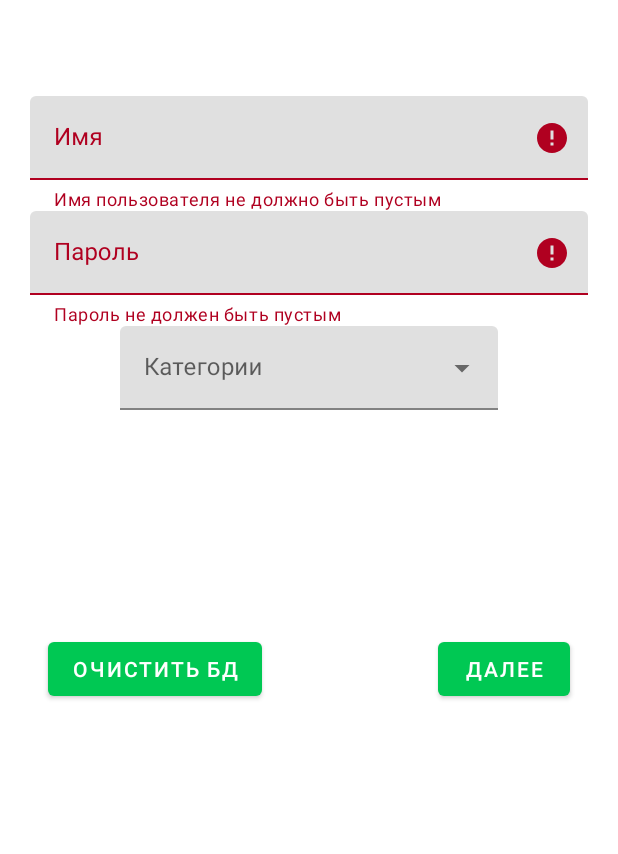
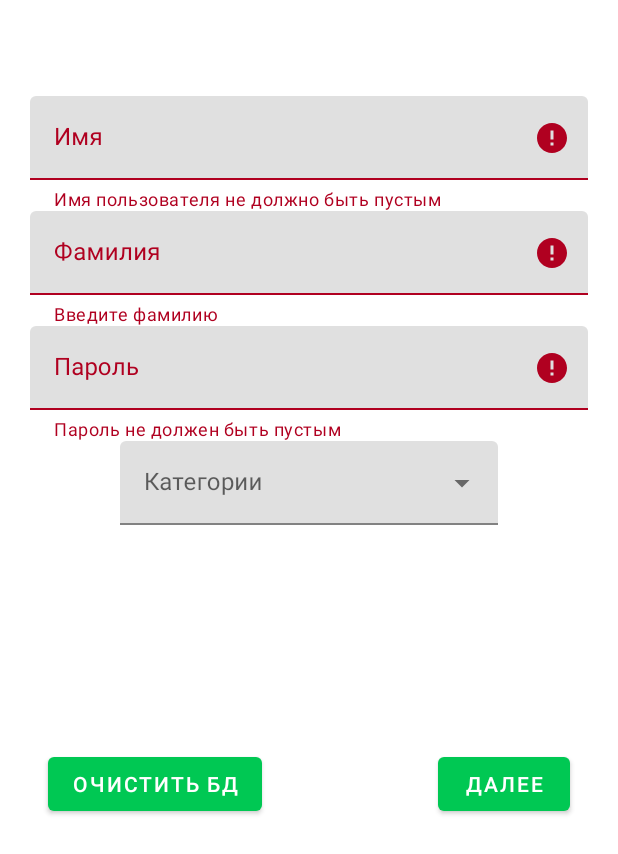
Before and after one commit to VaasKout/SocialHelper_AndroidApp, an Android app: the RegistrationFragment screen opened through its navigation route, after a tap on "ДАЛЕЕ", on a phone screen of 412 x 824 dp. Shown: the top 854 px of the screen. Run offline under Robolectric (Android 15) with nearby library versions, the phone set to English and light mode, and no system bars; our stand-ins replace Room's generated code, data binding; 1 statement that could not run was skipped.

Commit message:
My project

```diff
--- a/app/src/main/java/com/example/socialhelper/database/Info.kt
+++ b/app/src/main/java/com/example/socialhelper/database/Info.kt
@@ -8,8 +8,10 @@ import androidx.room.PrimaryKey
 data class Info(
     @PrimaryKey var id: Int = 0,
     @ColumnInfo (name = "name") val name: String,
+    @ColumnInfo (name = "surname") val surname: String,
     @ColumnInfo (name = "password") val password: String,
     @ColumnInfo (name = "group") val group: String,
-    @ColumnInfo(name = "serverID") var serverID: Int = 0,
-    @ColumnInfo(name = "serverKey") var serverKey: Int = 0
+    @ColumnInfo (name = "reference") val reference: Int = 0,
+    @ColumnInfo(name = "serverID") var serverID: Int = -1,
+    @ColumnInfo(name = "serverKey") var serverKey: Int = -1
 )
--- a/app/src/main/java/com/example/socialhelper/intro/IntroFragment.kt
+++ b/app/src/main/java/com/example/socialhelper/intro/IntroFragment.kt
@@ -40,15 +40,16 @@ class IntroFragment : Fragment() {
                 i.startAnimation(appear)
                 delay(600)
             }
-           delay(600)
-           this@IntroFragment
-               .findNavController()
-               .navigate(IntroFragmentDirections.actionIntroFragmentToPregnantFragment())
-        }
+//           delay(600)
+//           this@IntroFragment
+//               .findNavController()
+//               .navigate(IntroFragmentDirections.actionIntroFragmentToPregnantFragment())
+//        }
 
-//            delay(3000)
-//            this@IntroFragment.findNavController()
-//                .navigate(IntroFragmentDirections.actionIntroFragmentToLoginFragment())
+            delay(600)
+            this@IntroFragment.findNavController()
+                .navigate(IntroFragmentDirections.actionIntroFragmentToLoginFragment())
+                }
 
         return binding.root
     }
--- a/app/src/main/java/com/example/socialhelper/registration/RegistrationFragment.kt
+++ b/app/src/main/java/com/example/socialhelper/registration/RegistrationFragment.kt
@@ -1,12 +1,23 @@
 package com.example.socialhelper.registration
 
+import android.app.ActionBar
 import android.os.Bundle
 import android.util.Log
 import androidx.fragment.app.Fragment
 import android.view.LayoutInflater
 import android.view.View
 import android.view.ViewGroup
+import android.widget.AdapterView
 import android.widget.ArrayAdapter
+import android.widget.TextView
+import androidx.constraintlayout.widget.ConstraintLayout
+import androidx.constraintlayout.widget.ConstraintSet
+import androidx.core.graphics.component1
+import androidx.core.graphics.component2
+import androidx.core.view.isGone
+import androidx.core.view.isInvisible
+import androidx.core.view.isNotEmpty
+import androidx.core.view.isVisible
 import androidx.databinding.DataBindingUtil
 import androidx.lifecycle.ViewModelProvider
 import androidx.lifecycle.lifecycleScope
@@ -31,6 +42,7 @@ class RegistrationFragment : Fragment(){
         val viewModel =
             ViewModelProvider(this).get(RegistrationViewModel::class.java)
         binding.viewModel = viewModel
+        val categoryList = resources.getStringArray(R.array.category)
 
         /**
          * Handle Server Request
@@ -40,16 +52,47 @@ class RegistrationFragment : Fragment(){
             val userName = binding.textInputUserEditReg.text.toString()
             val password = binding.textInputPassEditReg.text.toString()
             val category = binding.exposeDownMenu.text.toString()
+            val number = binding.numberReference
+            val numberEdit = binding.numberReferenceInputEdit.text.toString()
+            val surname = binding.surnameEditInput.text.toString()
 
             binding.userInputReg.error = null
             binding.passwordInputReg.error = null
-            if (userName.isEmpty())binding.userInputReg.error = getString(R.string.user_input_error)
-            if(password.isEmpty())binding.passwordInputReg.error = getString(R.string.password_input_error)
+            binding.exposeDownMenu.error = null
+            binding.surnameInputReg.error = null
+            number.error = null
 
-            if (it == true && userName.isNotEmpty() && password.isNotEmpty() && category.isNotEmpty()){
 
-                var info =
-                    Info(id = 1, name = userName, password = password, group = category)
+            if (userName.isEmpty())
+                binding.userInputReg.error = getString(R.string.user_input_error)
+            if(password.isEmpty())
+                binding.passwordInputReg.error = getString(R.string.password_input_error)
+            if (numberEdit.isEmpty())
+                number.error = getString(R.string.choose_category)
+            if (surname.isEmpty())
+                binding.surnameInputReg.error = getString(R.string.surname_input_error)
+            if (numberEdit.isEmpty() && number.isVisible){
+                number.error = getString(R.string.enter_reference_number)
+            } else if (number.isGone){
+                number.error = null
+            }
+
+            if (it == true &&
+                userName.isNotEmpty() &&
+                password.isNotEmpty() &&
+                category.isNotEmpty() &&
+                surname.isNotEmpty()  &&
+                number.error.isNullOrEmpty()){
+
+                var info = Info(id = 1, name = userName, surname = surname,
+                                password = password, group = category)
+
+                if (number.isVisible){
+                     info = Info(id = 1, name = userName, surname = surname,
+                                password = password, group = category,
+                                reference = numberEdit.toInt())
+                }
+
                 viewModel.onInsert(info)
 
                     MaterialAlertDialogBuilder(requireContext())
@@ -60,8 +103,8 @@ class RegistrationFragment : Fragment(){
 
                             lifecycleScope.launch {
                               viewModel.connectToServer()
-                              viewModel.requestServer()
-                                if (!viewModel.readWrite.socket.isConnected && viewModel.keyId == 0){
+                                viewModel.requestServer()
+                                if (!viewModel.readWrite.socket.isConnected && viewModel.serverId == 0){
                                     Snackbar.make(binding.materialButton,
                                         getString(R.string.retry_later),
                                         Snackbar.LENGTH_SHORT).show()
@@ -69,11 +112,15 @@ class RegistrationFragment : Fragment(){
                                     info = Info(
                                         id = 1,
                                         name = userName,
+                                        surname = surname,
                                         password = password,
                                         group = category,
-                                        serverID = viewModel.keyId)
+                                        serverID = viewModel.serverId,
+                                        serverKey = viewModel.serverKey)
                                     viewModel.onUpdate(info)
-                                    Log.e("regKey", viewModel.keyId.toString())
+                                    Log.e("serverID", viewModel.serverId.toString())
+                                    Log.e("serverKey", viewModel.serverKey.toString())
+
                                     this@RegistrationFragment.findNavController()
                                         .navigate(
                                             RegistrationFragmentDirections.
@@ -84,6 +131,8 @@ class RegistrationFragment : Fragment(){
                         }.show()
                     }
                  })
+
+
 
         /**
          * DropDownMenu
@@ -98,6 +147,20 @@ class RegistrationFragment : Fragment(){
             binding.exposeDownMenu.setAdapter(it)
         }
 
+        binding.exposeDownMenu.setOnItemClickListener { adapterView, _, position, _ ->
+            when(adapterView.getItemAtPosition(position).toString()){
+                categoryList[0], categoryList[2] -> {
+                    binding.numberReference.visibility = View.GONE
+                    binding.numberReferenceInputEdit.visibility = View.GONE
+                }
+                else -> {
+                    binding.numberReference.visibility = View.VISIBLE
+                    binding.numberReferenceInputEdit.visibility = View.VISIBLE
+                }
+            }
+        }
+
+
         binding.lifecycleOwner = this
         return binding.root
     }
--- a/app/src/main/res/layout/fragment_registration.xml
+++ b/app/src/main/res/layout/fragment_registration.xml
@@ -7,14 +7,18 @@
             name="viewModel"
             type="com.example.socialhelper.registration.RegistrationViewModel" />
     </data>
+
     <androidx.core.widget.NestedScrollView
         android:layout_width="match_parent"
-    android:layout_height="match_parent">
+        android:layout_height="wrap_content">
+
         <androidx.constraintlayout.widget.ConstraintLayout
+            android:id="@+id/constraintLayout"
             android:layout_width="match_parent"
             android:layout_height="match_parent"
+            android:padding="16dp"
             tools:context=".registration.RegistrationFragment"
-        android:padding="16dp">
+            android:animateLayoutChanges="true">
 
 
             <com.google.android.material.textfield.TextInputLayout
@@ -35,8 +39,29 @@
                     android:layout_width="match_parent"
                     android:layout_height="wrap_content"
                     android:inputType="textPersonName"
-                    android:text="@{viewModel.allInfo.name}"/>
+                    android:text="@{viewModel.allInfo.name}" />
 
+            </com.google.android.material.textfield.TextInputLayout>
+
+            <com.google.android.material.textfield.TextInputLayout
+                android:id="@+id/surnameInputReg"
+                android:layout_width="match_parent"
+                android:layout_height="wrap_content"
+                app:layout_constraintEnd_toEndOf="parent"
+                app:layout_constraintStart_toStartOf="parent"
+                app:layout_constraintTop_toBottomOf="@id/userInputReg"
+                android:layout_marginStart="4dp"
+                android:layout_marginEnd="4dp"
+                app:errorEnabled="true">
+
+                <com.google.android.material.textfield.TextInputEditText
+                    android:id="@+id/surname_edit_input"
+                    android:layout_width="match_parent"
+                    android:layout_height="wrap_content"
+                    android:hint="@string/surname"
+                    android:inputType="textPersonName"
+                    android:text="@{viewModel.allInfo.surname}"
+                    />
             </com.google.android.material.textfield.TextInputLayout>
 
 
@@ -49,7 +74,7 @@
                 app:errorEnabled="true"
                 app:layout_constraintEnd_toEndOf="parent"
                 app:layout_constraintStart_toStartOf="parent"
-                app:layout_constraintTop_toBottomOf="@+id/userInputReg">
+                app:layout_constraintTop_toBottomOf="@+id/surnameInputReg">
 
                 <com.google.android.material.textfield.TextInputEditText
                     android:id="@+id/text_input_pass_edit_reg"
@@ -57,8 +82,31 @@
                     android:layout_height="wrap_content"
                     android:hint="@string/password_input_hint"
                     android:inputType="text|numberPassword"
-                    android:text="@{viewModel.allInfo.password}"
-                    />
+                    android:text="@{viewModel.allInfo.password}" />
+
+            </com.google.android.material.textfield.TextInputLayout>
+
+            <com.google.android.material.textfield.TextInputLayout
+                android:id="@+id/numberReference"
+                android:layout_width="match_parent"
+                android:layout_height="wrap_content"
+                android:layout_marginStart="4dp"
+                android:layout_marginEnd="4dp"
+                android:visibility="gone"
+                app:errorEnabled="true"
+                app:layout_constraintBottom_toTopOf="@+id/spinner"
+                app:layout_constraintEnd_toEndOf="parent"
+                app:layout_constraintStart_toStartOf="parent"
+                app:layout_constraintTop_toBottomOf="@+id/passwordInputReg"
+                app:layout_constraintVertical_chainStyle="packed"
+                tools:visibility="visible">
+
+                <com.google.android.material.textfield.TextInputEditText
+                    android:id="@+id/number_reference_input_edit"
+                    android:layout_width="match_parent"
+                    android:layout_height="wrap_content"
+                    android:hint="@string/number_reference"
+                    android:inputType="number" />
 
             </com.google.android.material.textfield.TextInputLayout>
 
@@ -69,20 +117,20 @@
                 android:layout_height="wrap_content"
                 android:layout_marginStart="64dp"
                 android:layout_marginEnd="64dp"
-            android:gravity="center"
                 android:hint="@string/categories"
                 app:errorEnabled="true"
+                app:layout_constraintBottom_toTopOf="@+id/materialButton"
                 app:layout_constraintEnd_toEndOf="parent"
-            app:layout_constraintHorizontal_bias="0.5"
                 app:layout_constraintStart_toStartOf="parent"
-            app:layout_constraintTop_toBottomOf="@+id/passwordInputReg">
+                app:layout_constraintTop_toBottomOf="@+id/numberReference">
 
                 <AutoCompleteTextView
                     android:id="@+id/expose_down_menu"
                     android:layout_width="match_parent"
                     android:layout_height="wrap_content"
                     android:inputType="none"
-                android:text="@{viewModel.allInfo.group}"/>
+                    android:text="@{viewModel.allInfo.group}"
+                    tools:ignore="LabelFor" />
             </com.google.android.material.textfield.TextInputLayout>
 
             <com.google.android.material.button.MaterialButton
@@ -105,12 +153,12 @@
                 android:layout_marginStart="16dp"
                 android:layout_marginEnd="32dp"
                 android:layout_marginBottom="16dp"
+                android:onClick="@{() -> viewModel.onClear()}"
                 android:text="@string/delete"
                 app:layout_constraintBottom_toBottomOf="parent"
                 app:layout_constraintEnd_toStartOf="@+id/materialButton"
                 app:layout_constraintHorizontal_bias="0.0"
-            app:layout_constraintStart_toStartOf="parent"
-            android:onClick="@{() -> viewModel.onClear()}"/>
+                app:layout_constraintStart_toStartOf="parent" />
         </androidx.constraintlayout.widget.ConstraintLayout>
     </androidx.core.widget.NestedScrollView>
 </layout>
--- a/app/src/main/res/values/strings.xml
+++ b/app/src/main/res/values/strings.xml
@@ -14,16 +14,21 @@
     <string name="choose_category">Выберите категорию</string>
     <string name="categories">Категории</string>
     <string name="social_helper">SocialHelper!</string>
-    <string name="wait_for_response">Ожидайте ответа в течение 24х часов</string>
+    <string name="positive_response">Регистрация завершена успешно</string>
     <string name="welcome2">пожаловать&#160;</string>
     <string name="welcome3">в</string>
     <string name="bruh">Fuck</string>
     <string name="connection_error">Connection Error</string>
     <string name="retry_later">Нет подключения, повторите попытку позже</string>
     <string name="bluetooth_unavailable">Блютуз недоступен на данном устройстве</string>
-    <string name="you_have_registered">Вы зарегестрировались как:</string>
+    <string name="you_send_request">Вы подали заявку как:</string>
     <string name="delete">Очистить БД</string>
     <string name="connection_interrupted">Соединение разорвано, попробуйте позже</string>
+    <string name="number_reference">Номер справки</string>
+    <string name="enter_reference_number">Введите номер справки</string>
+    <string name="surname">Фамилия</string>
+    <string name="surname_input_error">Введите фамилию</string>
+    <string name="registration_denied">Вам отказано в регистрации</string>
     <string-array name="category">
         <item>Инвалид</item>
         <item>Беременная</item>
```
Also changed, not shown: app/src/main/java/com/example/socialhelper/network/AndroidClient.java (+31 -34 lines), app/src/main/java/com/example/socialhelper/registration/RegistrationViewModel.kt (+15 -5 lines), app/src/main/java/com/example/socialhelper/response/ResponseFragment.kt (+50 -39 lines), app/src/main/java/com/example/socialhelper/response/ResponseViewModel.kt (+52 -35 lines), app/src/main/res/layout/fragment_responce.xml (+9 -8 lines), app/src/main/res/xml/fragment_registration_xml_constraintlayout_scene.xml (added, +19 -0 lines). Lines whose indentation alone changed are shown as unchanged.
